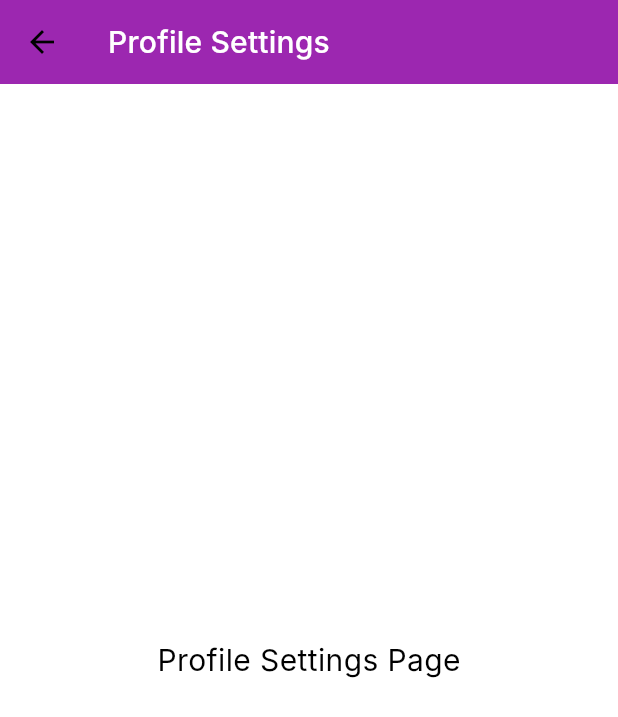
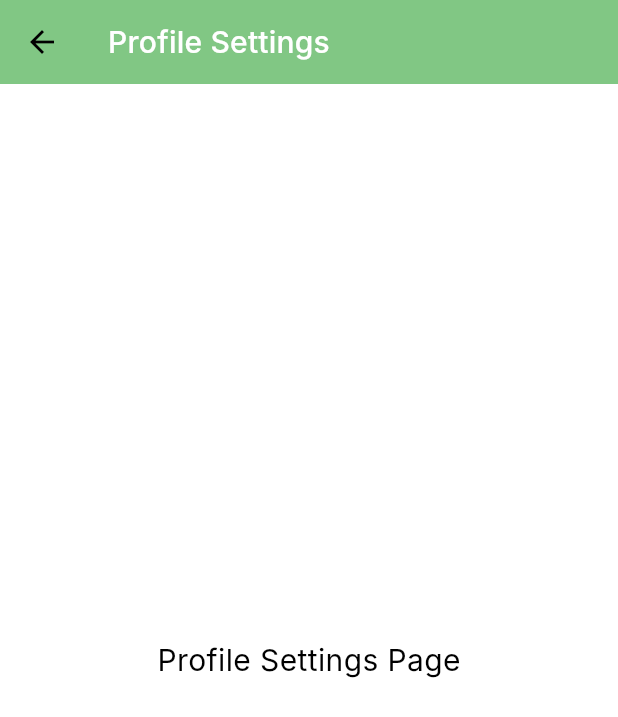
Before and after one commit to akashinferno/VoiceSiksha, a Flutter app: the screen it shows after launch, item 3 of the bottom bar chosen, after a tap on "Profile", on a phone screen of 412 x 824 dp. Shown: the top 717 px of the screen. Run offline on Flutter 3.47's test engine with Material 3 defaults, Android fonts, the phone set to English and light mode, and no system bars; Roboto replaces fonts that are missing (Inter).

Commit message:
changed theme

```diff
--- a/lib/main.dart
+++ b/lib/main.dart
@@ -1,27 +1,22 @@
-// main.dart
 import 'package:flutter/material.dart';
 import 'package:flutter/services.dart';
 import 'styles.dart'; // Import the styles file
-import 'package:deaf_dumb_app/widgets/settings.dart'; // Import the settings file
-import 'package:deaf_dumb_app/widgets/practice.dart'; // Import the practice file
+import 'package:deaf_dumb_app/widgets/settings.dart';
+import 'package:deaf_dumb_app/widgets/practice.dart';
 
 void main() {
-  // Ensure that the Flutter framework is initialized.
   WidgetsFlutterBinding.ensureInitialized();
-  // Set preferred orientations (portrait only).
   try {
     SystemChrome.setPreferredOrientations([
           DeviceOrientation.portraitUp,
           DeviceOrientation.portraitDown,
         ])
         .then((_) {
-          runApp(
-            const VoiceSikshaApp(),
-          ); // Run the app after setting orientations.
+          runApp(const VoiceSikshaApp());
         })
         .catchError((error) {
           print("Error setting device orientation: $error");
-          runApp(const VoiceSikshaApp()); // Run the app anyway
+          runApp(const VoiceSikshaApp());
         });
   } catch (e) {
     print("An error occurred: $e");
@@ -37,12 +32,13 @@ class VoiceSikshaApp extends StatelessWidget {
       title: 'VoiceSiksha',
       debugShowCheckedModeBanner: false,
       theme: ThemeData(
-        // Define the color scheme using the purple palette from styles.dart
-        colorScheme: ColorScheme(
-          primary: AppColors.primaryPurple,
-          secondary: AppColors.secondaryPurple,
+        // Use the light green color scheme defined in styles.dart
+        primaryColor: AppColors.primaryGreen,
+        colorScheme: const ColorScheme.light(
+          primary: AppColors.primaryGreen,
+          secondary: AppColors.secondaryGreen,
+          background: AppColors.white,
           surface: AppColors.white,
-          background: AppColors.white,
           error: Colors.red,
           onPrimary: AppColors.white,
           onSecondary: AppColors.white,
@@ -52,7 +48,6 @@ class VoiceSikshaApp extends StatelessWidget {
           brightness: Brightness.light,
         ),
         fontFamily: 'Inter',
-        // Use the text styles from styles.dart
         textTheme: const TextTheme(
           displayLarge: AppTextStyles.headline1,
           displayMedium: AppTextStyles.headline2,
@@ -95,7 +90,7 @@ class _SplashScreenState extends State<SplashScreen> {
   @override
   Widget build(BuildContext context) {
     return Scaffold(
-      backgroundColor: AppColors.primaryPurple,
+      backgroundColor: AppColors.primaryGreen, // Use primaryGreen
       body: Center(
         child: Column(
           mainAxisAlignment: MainAxisAlignment.center,
@@ -120,26 +115,23 @@ class _SplashScreenState extends State<SplashScreen> {
 }
 
 class HomeScreen extends StatefulWidget {
-  // Changed to StatefulWidget
   const HomeScreen({super.key});
 
   @override
-  _HomeScreenState createState() => _HomeScreenState(); // Added createState
+  _HomeScreenState createState() => _HomeScreenState();
 }
 
 class _HomeScreenState extends State<HomeScreen> {
-  int _selectedIndex = 0; // Keep track of the selected index.
-
-  // Create a list of widgets for the different sections.
+  int _selectedIndex = 0;
   final List<Widget> _widgetOptions = <Widget>[
-    const PracticeWidget(), // Use the PracticeWidget here.
+    const PracticeWidget(),
     const Center(
       child: Text(
         'Learn Section',
         style: TextStyle(fontSize: 24, color: AppColors.black),
       ),
     ),
-    const SettingsWidget(), // Use the SettingsWidget here.
+    const SettingsWidget(),
   ];
 
   void _onItemTapped(int index) {
@@ -156,10 +148,10 @@ class _HomeScreenState extends State<HomeScreen> {
           'VoiceSiksha',
           style: TextStyle(color: AppColors.white),
         ),
-        backgroundColor: AppColors.primaryPurple,
-        centerTitle: false, //changed to false
+        backgroundColor: AppColors.primaryGreen, // Use primaryGreen
+        centerTitle: false,
       ),
-      body: _widgetOptions.elementAt(_selectedIndex), //show selected widget
+      body: _widgetOptions.elementAt(_selectedIndex),
       bottomNavigationBar: CustomBottomNavigationBar(
         selectedIndex: _selectedIndex,
         onItemTapped: _onItemTapped,
@@ -168,7 +160,6 @@ class _HomeScreenState extends State<HomeScreen> {
   }
 }
 
-// Custom bottom navigation bar widget.
 class CustomBottomNavigationBar extends StatelessWidget {
   const CustomBottomNavigationBar({
     super.key,
@@ -182,11 +173,11 @@ class CustomBottomNavigationBar extends StatelessWidget {
   @override
   Widget build(BuildContext context) {
     return BottomNavigationBar(
-      backgroundColor: AppColors.primaryPurple,
+      backgroundColor: AppColors.primaryGreen, // Use primaryGreen
       selectedItemColor: AppColors.white,
-      unselectedItemColor: AppColors.lightGrey,
-      currentIndex: selectedIndex, // Use the selectedIndex.
-      onTap: onItemTapped, // Use the onItemTapped callback.
+      unselectedItemColor: AppColors.lightGreen, // Use lightGreen
+      currentIndex: selectedIndex,
+      onTap: onItemTapped,
       items: const <BottomNavigationBarItem>[
         BottomNavigationBarItem(icon: Icon(Icons.speaker), label: 'Practice'),
         BottomNavigationBarItem(icon: Icon(Icons.book), label: 'Learn'),
--- a/lib/styles.dart
+++ b/lib/styles.dart
@@ -1,12 +1,13 @@
-// styles.dart
 import 'package:flutter/material.dart';
 
-// Define your purple color palette.
+// Define your light green color palette.
 class AppColors {
-  static const Color primaryPurple = Color(0xFF9C27B0);
-  static const Color secondaryPurple = Color(0xFF7E57C2);
-  static const Color lightPurple = Color(0xFFE91E63);
-  static const Color darkPurple = Color(0xFF512DA8);
+  static const Color primaryGreen = Color(0xFF81C784); // Light green
+  static const Color secondaryGreen = Color(
+    0xFF66BB6A,
+  ); // Slightly darker green
+  static const Color lightGreen = Color(0xFFC8E6C9); // Very light green
+  static const Color darkGreen = Color(0xFF388E3C); // Darker green
   static const Color white = Colors.white;
   static const Color black = Colors.black;
   static const Color grey = Colors.grey;
--- a/lib/widgets/practice.dart
+++ b/lib/widgets/practice.dart
@@ -37,7 +37,7 @@ class _PracticeWidgetState extends State<PracticeWidget>
   @override
   Widget build(BuildContext context) {
     return Scaffold(
-      backgroundColor: AppColors.white,
+      backgroundColor: AppColors.white, // Use AppColors.white
       body: Padding(
         padding: const EdgeInsets.all(16.0),
         child: Column(
@@ -51,7 +51,7 @@ class _PracticeWidgetState extends State<PracticeWidget>
                 style: TextStyle(
                   fontSize: 28,
                   fontWeight: FontWeight.bold,
-                  color: AppColors.black,
+                  color: AppColors.black, // Use AppColors.black
                   fontFamily:
                       'Pacifico', // Use the font family name you declared in pubspec.yaml
                 ),
@@ -63,7 +63,7 @@ class _PracticeWidgetState extends State<PracticeWidget>
               style: TextStyle(
                 fontSize: 20,
                 fontWeight: FontWeight.w600,
-                color: AppColors.black,
+                color: AppColors.black, // Use AppColors.black
               ),
             ),
             const SizedBox(height: 10),
@@ -119,9 +119,13 @@ class ModuleBox extends StatelessWidget {
       padding: const EdgeInsets.all(15),
       margin: const EdgeInsets.symmetric(vertical: 10),
       decoration: BoxDecoration(
-        color: AppColors.lightPurple.withOpacity(0.2),
+        color: AppColors.lightGreen.withOpacity(
+          0.2,
+        ), // Use AppColors.lightGreen
         borderRadius: BorderRadius.circular(15),
-        border: Border.all(color: AppColors.lightPurple.withOpacity(0.5)),
+        border: Border.all(
+          color: AppColors.lightGreen.withOpacity(0.5),
+        ), // Use AppColors.lightGreen
         boxShadow: [
           BoxShadow(
             color: Colors.grey.withOpacity(0.3),
@@ -136,7 +140,7 @@ class ModuleBox extends StatelessWidget {
           Icon(
             getModuleIcon(moduleName),
             size: 40,
-            color: AppColors.darkPurple,
+            color: AppColors.darkGreen, // Use AppColors.darkGreen
           ),
           const SizedBox(width: 15),
           Expanded(
@@ -148,7 +152,7 @@ class ModuleBox extends StatelessWidget {
                   style: TextStyle(
                     fontSize: 20,
                     fontWeight: FontWeight.w500,
-                    color: AppColors.black,
+                    color: AppColors.black, // Use AppColors.black
                   ),
                 ),
                 const SizedBox(height: 8),
@@ -156,7 +160,7 @@ class ModuleBox extends StatelessWidget {
                   'Difficulty: $difficulty',
                   style: const TextStyle(
                     fontSize: 16,
-                    color: AppColors.darkPurple,
+                    color: AppColors.darkGreen, // Use AppColors.darkGreen
                   ),
                 ),
               ],
@@ -189,16 +193,19 @@ class HindiLettersPronunciation extends StatelessWidget {
       appBar: AppBar(
         title: const Text(
           'Hindi Letters Pronunciation',
-          style: TextStyle(color: AppColors.white),
+          style: TextStyle(color: AppColors.white), // Use AppColors.white
         ),
-        backgroundColor: AppColors.primaryPurple,
+        backgroundColor: AppColors.primaryGreen, // Use AppColors.primaryGreen
       ),
       body: const Center(
         child: Padding(
           padding: EdgeInsets.all(16.0),
           child: Text(
             'This is where the practice session for Hindi letters pronunciation will go.  You can add interactive elements, lists of letters, and pronunciation guides here.',
-            style: TextStyle(fontSize: 16, color: AppColors.black),
+            style: TextStyle(
+              fontSize: 16,
+              color: AppColors.black,
+            ), // Use AppColors.black
             textAlign: TextAlign.center,
           ),
         ),
@@ -216,16 +223,19 @@ class NumbersPronunciation extends StatelessWidget {
       appBar: AppBar(
         title: const Text(
           'Numbers Pronunciation',
-          style: TextStyle(color: AppColors.white),
+          style: TextStyle(color: AppColors.white), // Use AppColors.white
         ),
-        backgroundColor: AppColors.primaryPurple,
+        backgroundColor: AppColors.primaryGreen, // Use AppColors.primaryGreen
       ),
       body: const Center(
         child: Padding(
           padding: EdgeInsets.all(16.0),
           child: Text(
             'This is where the practice session for Numbers pronunciation will go.  You can add interactive elements, lists of Numbers, and pronunciation guides here.',
-            style: TextStyle(fontSize: 16, color: AppColors.black),
+            style: TextStyle(
+              fontSize: 16,
+              color: AppColors.black,
+            ), // Use AppColors.black
             textAlign: TextAlign.center,
           ),
         ),
--- a/lib/widgets/settings.dart
+++ b/lib/widgets/settings.dart
@@ -1,4 +1,3 @@
-// settings.dart
 import 'package:flutter/material.dart';
 import 'package:deaf_dumb_app/styles.dart'; // Import the styles file
 
@@ -19,14 +18,14 @@ class SettingsWidget extends StatelessWidget {
               style: TextStyle(
                 fontSize: 24,
                 fontWeight: FontWeight.bold,
-                color: AppColors.black,
+                color: AppColors.black, // Use AppColors.black
               ),
             ),
             const SizedBox(height: 20),
             ListTile(
               title: const Text(
                 'Profile',
-                style: TextStyle(color: AppColors.black),
+                style: TextStyle(color: AppColors.black), // Use AppColors.black
               ),
               onTap: () {
                 // Navigate to profile settings page
@@ -41,7 +40,7 @@ class SettingsWidget extends StatelessWidget {
             ListTile(
               title: const Text(
                 'Notifications',
-                style: TextStyle(color: AppColors.black),
+                style: TextStyle(color: AppColors.black), // Use AppColors.black
               ),
               onTap: () {
                 // Navigate to notifications settings page
@@ -56,7 +55,7 @@ class SettingsWidget extends StatelessWidget {
             ListTile(
               title: const Text(
                 'Language',
-                style: TextStyle(color: AppColors.black),
+                style: TextStyle(color: AppColors.black), // Use AppColors.black
               ),
               onTap: () {
                 // Navigate to language settings page
@@ -71,7 +70,7 @@ class SettingsWidget extends StatelessWidget {
             ListTile(
               title: const Text(
                 'About Us',
-                style: TextStyle(color: AppColors.black),
+                style: TextStyle(color: AppColors.black), // Use AppColors.black
               ),
               onTap: () {
                 // Navigate to language settings page
@@ -84,7 +83,7 @@ class SettingsWidget extends StatelessWidget {
             ListTile(
               title: const Text(
                 'Accessibility',
-                style: TextStyle(color: AppColors.black),
+                style: TextStyle(color: AppColors.black), // Use AppColors.black
               ),
               onTap: () {
                 // Navigate to accessibility settings
@@ -99,7 +98,7 @@ class SettingsWidget extends StatelessWidget {
             ListTile(
               title: const Text(
                 'Help & Support',
-                style: TextStyle(color: AppColors.black),
+                style: TextStyle(color: AppColors.black), // Use AppColors.black
               ),
               onTap: () {
                 // Navigate to help and support
@@ -128,14 +127,17 @@ class ProfileSettingsPage extends StatelessWidget {
       appBar: AppBar(
         title: const Text(
           'Profile Settings',
-          style: TextStyle(color: AppColors.white),
+          style: TextStyle(color: AppColors.white), // Use AppColors.white
         ),
-        backgroundColor: AppColors.primaryPurple,
+        backgroundColor: AppColors.primaryGreen, // Use AppColors.primaryGreen
       ),
       body: const Center(
         child: Text(
           'Profile Settings Page',
-          style: TextStyle(fontSize: 20, color: AppColors.black),
+          style: TextStyle(
+            fontSize: 20,
+            color: AppColors.black,
+          ), // Use AppColors.black
         ),
       ),
     );
@@ -152,14 +154,17 @@ class NotificationSettingsPage extends StatelessWidget {
       appBar: AppBar(
         title: const Text(
           'Notification Settings',
-          style: TextStyle(color: AppColors.white),
+          style: TextStyle(color: AppColors.white), // Use AppColors.white
         ),
-        backgroundColor: AppColors.primaryPurple,
+        backgroundColor: AppColors.primaryGreen, // Use AppColors.primaryGreen
       ),
       body: const Center(
         child: Text(
           'Notification Settings Page',
-          style: TextStyle(fontSize: 20, color: AppColors.black),
+          style: TextStyle(
+            fontSize: 20,
+            color: AppColors.black,
+          ), // Use AppColors.black
         ),
       ),
     );
@@ -176,14 +181,17 @@ class LanguageSettingsPage extends StatelessWidget {
       appBar: AppBar(
         title: const Text(
           'Language Settings',
-          style: TextStyle(color: AppColors.white),
+          style: TextStyle(color: AppColors.white), // Use AppColors.white
         ),
-        backgroundColor: AppColors.primaryPurple,
+        backgroundColor: AppColors.primaryGreen, // Use AppColors.primaryGreen
       ),
       body: const Center(
         child: Text(
           'Language Settings Page',
-          style: TextStyle(fontSize: 20, color: AppColors.black),
+          style: TextStyle(
+            fontSize: 20,
+            color: AppColors.black,
+          ), // Use AppColors.black
         ),
       ),
     );
@@ -198,13 +206,19 @@ class AboutUsPage extends StatelessWidget {
   Widget build(BuildContext context) {
     return Scaffold(
       appBar: AppBar(
-        title: const Text('About Us', style: TextStyle(color: AppColors.white)),
-        backgroundColor: AppColors.primaryPurple,
+        title: const Text(
+          'About Us',
+          style: TextStyle(color: AppColors.white),
+        ), // Use AppColors.white
+        backgroundColor: AppColors.primaryGreen, // Use AppColors.primaryGreen
       ),
       body: const Center(
         child: Text(
           'About Us',
-          style: TextStyle(fontSize: 20, color: AppColors.black),
+          style: TextStyle(
+            fontSize: 20,
+            color: AppColors.black,
+          ), // Use AppColors.black
         ),
       ),
     );
@@ -221,14 +235,17 @@ class AccessibilitySettingsPage extends StatelessWidget {
       appBar: AppBar(
         title: const Text(
           'Accessibility',
-          style: TextStyle(color: AppColors.white),
+          style: TextStyle(color: AppColors.white), // Use AppColors.white
         ),
-        backgroundColor: AppColors.primaryPurple,
+        backgroundColor: AppColors.primaryGreen, // Use AppColors.primaryGreen
       ),
       body: const Center(
         child: Text(
           'Accessibility Settings Page',
-          style: TextStyle(fontSize: 20, color: AppColors.black),
+          style: TextStyle(
+            fontSize: 20,
+            color: AppColors.black,
+          ), // Use AppColors.black
         ),
       ),
     );
@@ -245,14 +262,17 @@ class HelpAndSupportPage extends StatelessWidget {
       appBar: AppBar(
         title: const Text(
           'Help & Support',
-          style: TextStyle(color: AppColors.white),
+          style: TextStyle(color: AppColors.white), // Use AppColors.white
         ),
-        backgroundColor: AppColors.primaryPurple,
+        backgroundColor: AppColors.primaryGreen, // Use AppColors.primaryGreen
       ),
       body: const Center(
         child: Text(
           'Help & Support Page',
-          style: TextStyle(fontSize: 20, color: AppColors.black),
+          style: TextStyle(
+            fontSize: 20,
+            color: AppColors.black,
+          ), // Use AppColors.black
         ),
       ),
     );
```
Also changed, not shown: fonts/Pacifico-Regular.ttf (renamed from fonts/Pacifico/Pacifico-Regular.ttf).
